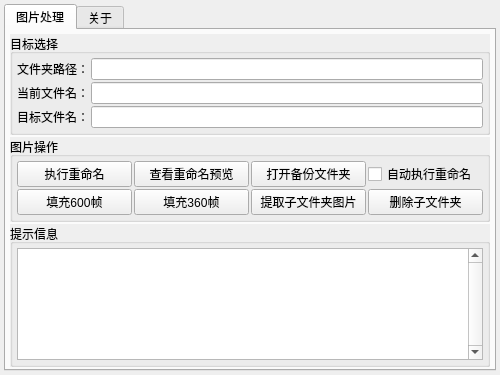
First picture: the form in FrameRenamer.ui, repository Junt62/FrameRenamer, before the edit.
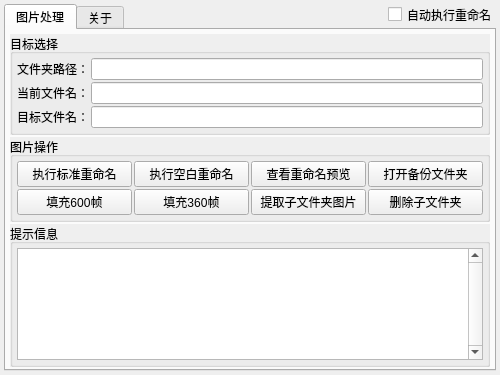
Second picture: the form after the edit. Icons and pictures are not drawn.

What changed in the file:
```diff
--- a/FrameRenamer.ui
+++ b/FrameRenamer.ui
@@ -97,27 +97,6 @@
         <property name="spacing">
          <number>2</number>
         </property>
-        <item row="0" column="0">
-         <widget class="QPushButton" name="pushButton">
-          <property name="text">
-           <string>执行重命名</string>
-          </property>
-         </widget>
-        </item>
-        <item row="0" column="4">
-         <widget class="QCheckBox" name="checkBox">
-          <property name="text">
-           <string>自动执行重命名</string>
-          </property>
-         </widget>
-        </item>
-        <item row="1" column="0">
-         <widget class="QPushButton" name="pushButton_4">
-          <property name="text">
-           <string>填充600帧</string>
-          </property>
-         </widget>
-        </item>
         <item row="1" column="1">
          <widget class="QPushButton" name="pushButton_5">
           <property name="text">
@@ -125,17 +104,17 @@
           </property>
          </widget>
         </item>
-        <item row="1" column="4">
+        <item row="1" column="3">
          <widget class="QPushButton" name="pushButton_7">
           <property name="text">
            <string>删除子文件夹</string>
           </property>
          </widget>
         </item>
-        <item row="0" column="1">
-         <widget class="QPushButton" name="pushButton_2">
+        <item row="1" column="0">
+         <widget class="QPushButton" name="pushButton_4">
           <property name="text">
-           <string>查看重命名预览</string>
+           <string>填充600帧</string>
           </property>
          </widget>
         </item>
@@ -147,6 +126,27 @@
          </widget>
         </item>
         <item row="0" column="2">
+         <widget class="QPushButton" name="pushButton_2">
+          <property name="text">
+           <string>查看重命名预览</string>
+          </property>
+         </widget>
+        </item>
+        <item row="0" column="1">
+         <widget class="QPushButton" name="pushButton_8">
+          <property name="text">
+           <string>执行空白重命名</string>
+          </property>
+         </widget>
+        </item>
+        <item row="0" column="0">
+         <widget class="QPushButton" name="pushButton">
+          <property name="text">
+           <string>执行标准重命名</string>
+          </property>
+         </widget>
+        </item>
+        <item row="0" column="3">
          <widget class="QPushButton" name="pushButton_3">
           <property name="text">
            <string>打开备份文件夹</string>
@@ -273,6 +273,19 @@
     </attribute>
    </widget>
   </widget>
+  <widget class="QCheckBox" name="checkBox">
+   <property name="geometry">
+    <rect>
+     <x>388</x>
+     <y>5</y>
+     <width>105</width>
+     <height>19</height>
+    </rect>
+   </property>
+   <property name="text">
+    <string>自动执行重命名</string>
+   </property>
+  </widget>
  </widget>
  <resources>
   <include location="FrameRenamer.qrc"/>
```
